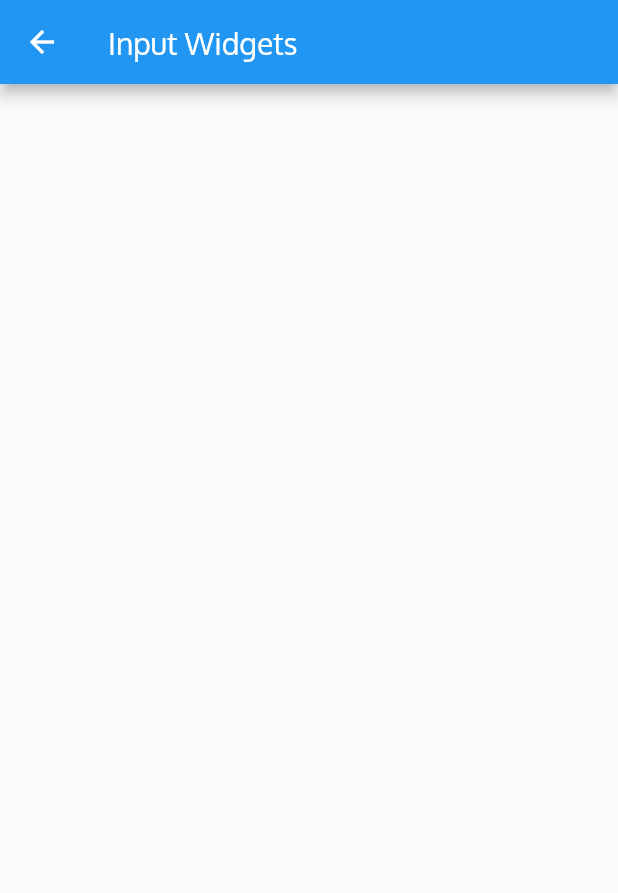
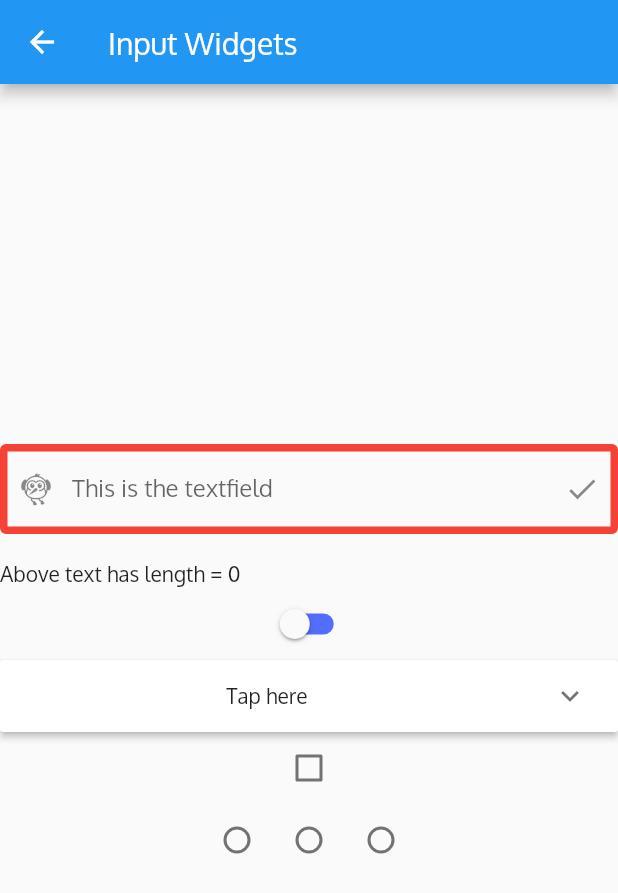
Before and after one commit to AdithyaSanyal/HackPrep-Flutter, a Flutter app: the InputWidget screen opened by its route, on a phone screen of 412 x 824 dp. Shown: the top 893 px of the screen. Run offline on Flutter 3.47's test engine with Material 2 defaults, Android fonts, the phone set to English and light mode, and no system bars; our stand-ins replace flutter_svg, flutter_vector_icons.

Commit message:
Designing Input widgets page

```diff
--- a/lib/input.dart
+++ b/lib/input.dart
@@ -10,10 +10,117 @@ class InputWidget extends StatefulWidget {
 }
 
 class _InputWidgetState extends State<InputWidget> {
+  String inputStr = '';
+  TextEditingController ctrl = TextEditingController();
+  bool enabled = false;
+  bool expanded = false;
+  bool? checkbox = false;
+  String radiovalue = '';
+
   @override
   Widget build(BuildContext context) {
+    void setRadioValue(value) {
+      setState(() {
+        radiovalue = value;
+        print(radiovalue);
+      });
+    }
+
     return Scaffold(
       appBar: AppBar(title: Text('Input Widgets')),
+      body: Center(
+        child: SingleChildScrollView(
+          child: ListView(
+            shrinkWrap: true,
+            children: [
+              TextField(
+                decoration: InputDecoration(
+                  labelText: 'This is the textfield',
+                  prefixIcon: Icon(Icons.flutter_dash),
+                  suffixIcon: Icon(Icons.check),
+                  hintText: 'Say something',
+                  focusedBorder: OutlineInputBorder(
+                      borderSide:
+                          BorderSide(color: Colors.greenAccent, width: 5.0)),
+                  enabledBorder: OutlineInputBorder(
+                    borderSide: BorderSide(color: Colors.red, width: 5.0),
+                  ),
+                ),
+                controller: ctrl,
+                onChanged: (String inputTxt) {
+                  setState(() {
+                    inputStr = inputTxt;
+                  });
+                },
+              ),
+              Text(inputStr),
+              Text('Above text has length = ' + ctrl.text.length.toString()),
+              Switch(
+                  value: enabled,
+                  activeColor: Colors.green,
+                  activeTrackColor: Colors.greenAccent,
+                  inactiveTrackColor: Colors.indigoAccent,
+                  onChanged: (bool val) {
+                    setState(() {
+                      enabled = val;
+                      print(enabled);
+                    });
+                  }),
+              ExpansionPanelList(
+                expansionCallback: (i, bool val) {
+                  setState(() {
+                    expanded = !val;
+                  });
+                },
+                children: [
+                  ExpansionPanel(
+                      headerBuilder: (context, value) {
+                        return Center(child: Text('Tap here'));
+                      },
+                      isExpanded: expanded,
+                      body: Text('First expanded')),
+                ],
+              ),
+              Checkbox(
+                value: checkbox,
+                activeColor: Colors.deepPurpleAccent,
+                onChanged: (bool? value) {
+                  setState(() {
+                    checkbox = value;
+                    print(checkbox);
+                  });
+                },
+              ),
+              Row(
+                mainAxisAlignment: MainAxisAlignment.center,
+                children: [
+                  Radio(
+                      activeColor: Colors.red,
+                      value: 'First',
+                      groupValue: radiovalue,
+                      onChanged: (val) {
+                        setRadioValue(val);
+                      }),
+                  Radio(
+                      activeColor: Colors.blue,
+                      value: 'Second',
+                      groupValue: radiovalue,
+                      onChanged: (val) {
+                        setRadioValue(val);
+                      }),
+                  Radio(
+                      activeColor: Colors.amber,
+                      value: 'Third',
+                      groupValue: radiovalue,
+                      onChanged: (val) {
+                        setRadioValue(val);
+                      }),
+                ],
+              )
+            ],
+          ),
+        ),
+      ),
     );
   }
 }
```
